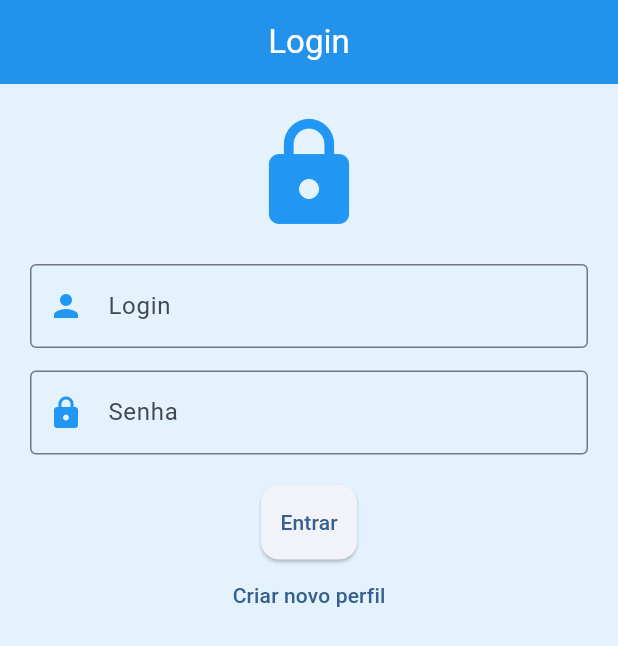
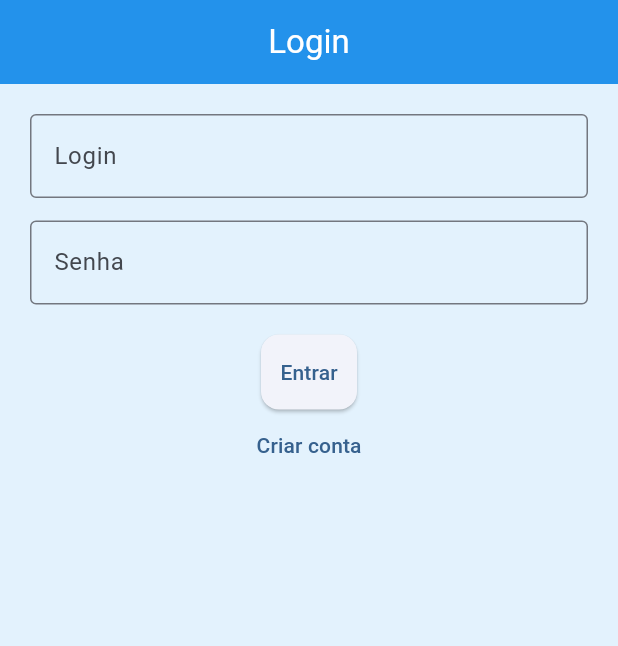
Before and after one commit to Alef-Silva03/Flutter, a Flutter app: the screen it shows after launch, on a phone screen of 412 x 824 dp. Shown: the top 646 px of the screen. Run offline on Flutter 3.47's test engine with Material 3 defaults, Android fonts, the phone set to English and light mode, and no system bars; our stand-ins replace image_picker, mask_text_input_formatter.

Commit message:
aula nova, arquivos novos e alguns alterados

```diff
--- a/ex07/lib/models/user_model.dart
+++ b/ex07/lib/models/user_model.dart
@@ -1,4 +1,3 @@
-import 'dart:ffi';
 
 class UserModel{
   final int? id;
--- a/ex07/lib/screens/login_screen.dart
+++ b/ex07/lib/screens/login_screen.dart
@@ -1,7 +1,7 @@
+import 'package:ex07/services/user_service.dart';
 import 'package:flutter/material.dart';
+import 'home_screen.dart';
 import 'register_screen.dart';
-import 'home_screen.dart';
-import '../models/user_model.dart';
 
 class LoginScreen extends StatefulWidget {
   const LoginScreen({super.key});
@@ -10,97 +10,71 @@ class LoginScreen extends StatefulWidget {
   State<LoginScreen> createState() => _LoginScreenState();
 }
 
-class _LoginScreenState extends State<LoginScreen>
-    with SingleTickerProviderStateMixin {
+class _LoginScreenState extends State<LoginScreen> {
   final loginController = TextEditingController();
   final senhaController = TextEditingController();
 
-  UserModel? usuarioCadastrado;
+  bool loading = false;
 
-  late AnimationController _controller;
-  late Animation<double> _animation;
+  Future<void> fazerLogin() async {
+    setState(() => loading = true);
 
-  @override
-  void initState() {
-    super.initState();
-
-    _controller = AnimationController(
-      vsync: this,
-      duration: const Duration(seconds: 2),
+    final user = await UserService.login(
+      loginController.text,
+      senhaController.text,
     );
 
-    _animation = CurvedAnimation(parent: _controller, curve: Curves.easeIn);
+    setState(() => loading = false);
 
-    _controller.forward();
-  }
-
-  void fazerLogin() {
-    if (usuarioCadastrado != null &&
-        loginController.text == usuarioCadastrado!.login &&
-        senhaController.text == usuarioCadastrado!.senha) {
-      Navigator.push(
+    if (user != null) {
+      if (!mounted) return;
+      Navigator.pushReplacement(
         context,
-        MaterialPageRoute(
-          builder: (_) => HomeScreen(nome: usuarioCadastrado!.nome),
-        ),
+        MaterialPageRoute(builder: (_) => HomeScreen(nome: user.nome)),
       );
     } else {
       ScaffoldMessenger.of(
+        // ignore: use_build_context_synchronously
         context,
-      ).showSnackBar(const SnackBar(content: Text("Login Inválido")));
+      ).showSnackBar(const SnackBar(content: Text("Login inválido")));
     }
   }
 
   @override
   Widget build(BuildContext context) {
-    return FadeTransition(
-      opacity: _animation,
-      child: Scaffold(
+    return Scaffold(
       appBar: AppBar(title: const Text("Login")),
       body: Padding(
         padding: const EdgeInsets.all(20),
         child: Column(
           children: [
-              const Icon(Icons.lock, size: 80, color: Colors.blue),
-              const SizedBox(height: 20),
             TextField(
               controller: loginController,
-                decoration: const InputDecoration(
-                  labelText: "Login",
-                  prefixIcon: Icon(Icons.person),
-                ),
+              decoration: const InputDecoration(labelText: "Login"),
             ),
             const SizedBox(height: 15),
             TextField(
               controller: senhaController,
               obscureText: true,
-                decoration: const InputDecoration(
-                  labelText: "Senha",
-                  prefixIcon: Icon(Icons.lock),
-                ),
+              decoration: const InputDecoration(labelText: "Senha"),
             ),
             const SizedBox(height: 20),
             ElevatedButton(
-                onPressed: fazerLogin,
-                child: const Text("Entrar"),
+              onPressed: loading ? null : fazerLogin,
+              child: loading
+                  ? const CircularProgressIndicator()
+                  : const Text("Entrar"),
             ),
             TextButton(
-                onPressed: () async {
-                  final result = await Navigator.push(
+              onPressed: () {
+                Navigator.push(
                   context,
                   MaterialPageRoute(builder: (_) => const RegisterScreen()),
                 );
-
-                  if (result != null) {
-                    setState(() {
-                      usuarioCadastrado = result;
-                    });
-                  }
               },
-                child: const Text("Criar novo perfil"),
+              child: const Text("Criar conta"),
             ),
           ],
-          ),
         ),
       ),
     );
```
Also changed, not shown: ex07/lib/screens/register_screen.dart (+111 -20 lines), ex07/lib/services/user_service.dart (+7 -7 lines), ex07/lib/utils/cpf_validator.dart (+28 -0 lines). Lines whose indentation alone changed are shown as unchanged.
